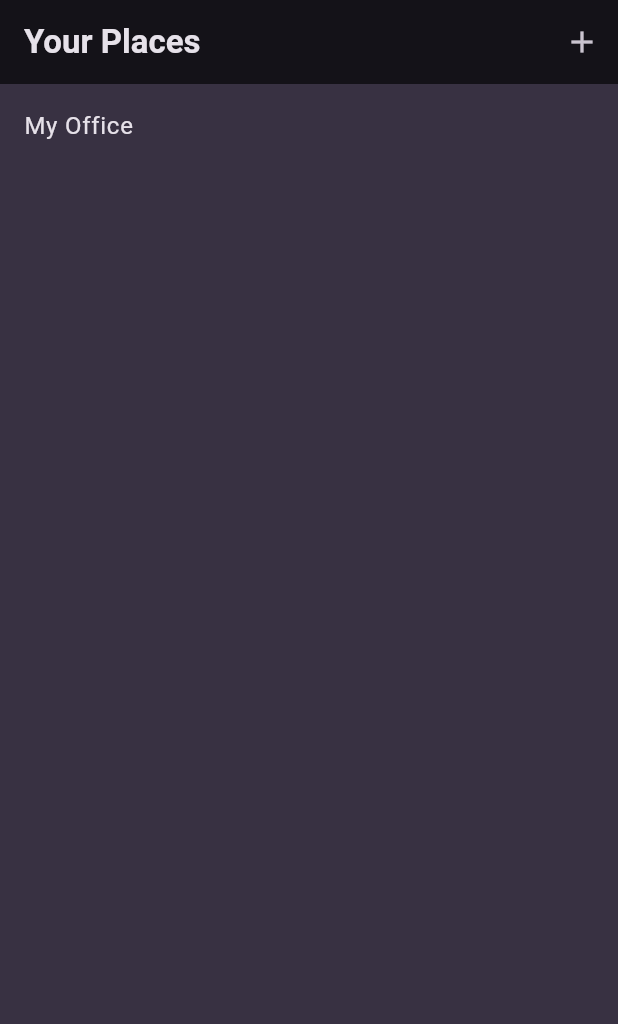
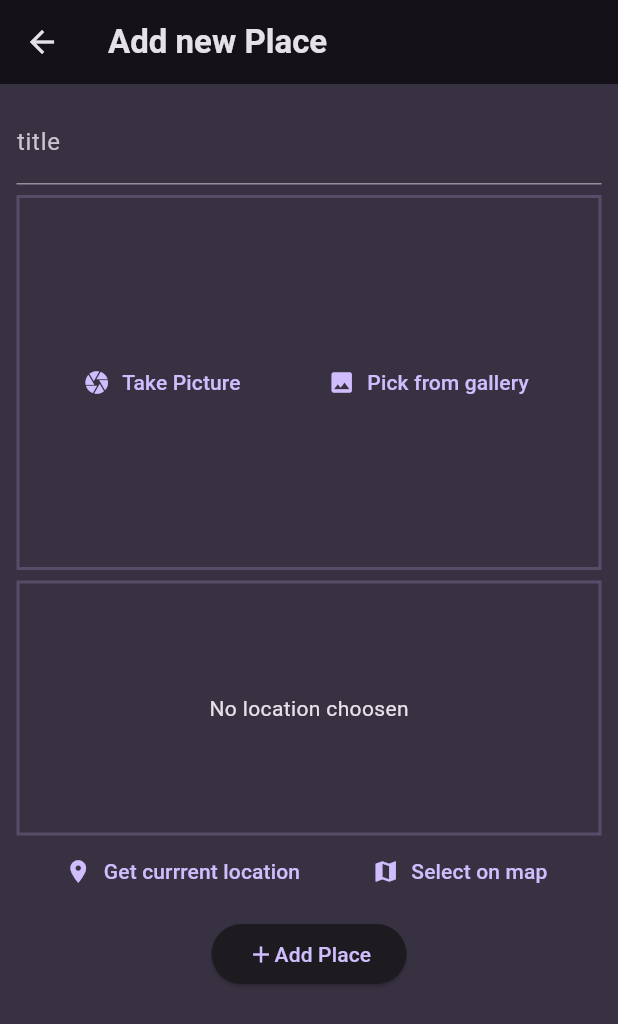
Before and after one commit to sarundevops07/favorite_place_app, a Flutter app: the YourPlaceScreen screen opened directly, after a tap on the "add" icon, on a phone screen of 412 x 824 dp. Shown: the top 1024 px of the screen. Run offline on Flutter 3.47's test engine with Material 3 defaults, Android fonts, the phone set to English and light mode, and no system bars; our stand-ins replace flutter_riverpod, google_fonts, google_maps_flutter, image_picker, location; network calls fail.

Commit message:
image picker and google maps completed

```diff
--- /dev/null
+++ b/lib/const/const.dart
@@ -0,0 +1,3 @@
+const googleMapApiKey = 'AIzaSyBEx8nQYHTZQNSNSnVy598Ri2p1O-gIfnY';
+const googleMapBaseUrl =
+    'https://maps.googleapis.com/maps/api/geocode/json?latlng=';
--- /dev/null
+++ b/lib/models/place.dart
@@ -0,0 +1,30 @@
+// ignore_for_file: public_member_api_docs, sort_constructors_first
+import 'dart:io';
+
+import 'package:uuid/uuid.dart';
+
+final uuid = const Uuid().v4();
+
+class PlaceLocation {
+  final double latitude;
+  final double longitude;
+  final String address;
+  const PlaceLocation({
+    required this.latitude,
+    required this.longitude,
+    required this.address,
+  });
+}
+
+class PlaceModel {
+  final String id;
+  final String title;
+  final File image;
+  final PlaceLocation location;
+
+  PlaceModel({
+    required this.title,
+    required this.image,
+    required this.location,
+  }) : id = uuid;
+}
--- /dev/null
+++ b/lib/presentation/screeen/add_new_place_screen.dart
@@ -0,0 +1,89 @@
+import 'dart:io';
+
+import 'package:favorite_place_app/models/place.dart';
+import 'package:favorite_place_app/presentation/widgets/image_input.dart';
+import 'package:favorite_place_app/presentation/widgets/location_input.dart';
+import 'package:favorite_place_app/provider/places.dart';
+import 'package:flutter_riverpod/flutter_riverpod.dart';
+import 'package:flutter/material.dart';
+
+class AddNewPlaceScreen extends ConsumerStatefulWidget {
+  const AddNewPlaceScreen({super.key});
+
+  @override
+  ConsumerState<AddNewPlaceScreen> createState() => _AddNewPlaceScreenState();
+}
+
+class _AddNewPlaceScreenState extends ConsumerState<AddNewPlaceScreen> {
+  final _titleController = TextEditingController();
+  File? _selectedImage;
+  PlaceLocation? _selectedLocation;
+
+  void _addPlace(String title) {
+    if (title.isNotEmpty ||
+        _selectedImage != null ||
+        _selectedLocation != null) {
+      ref.read(
+        placeProvider.notifier.select(
+          (value) => value.addPlace(title, _selectedImage!, _selectedLocation!),
+        ),
+      );
+      Navigator.pop(context);
+    }
+  }
+
+  @override
+  Widget build(BuildContext context) {
+    return Scaffold(
+      appBar: AppBar(
+        title: const Text('Add new Place'),
+      ),
+      body: Padding(
+        padding: const EdgeInsets.all(11.0),
+        child: SingleChildScrollView(
+          child: Column(
+            children: [
+              TextField(
+                controller: _titleController,
+                style: const TextStyle(color: Colors.white),
+                decoration: const InputDecoration(
+                  label: Text('title'),
+                ),
+              ),
+              const SizedBox(height: 7),
+              ImageInput(onPickedImage: (image) {
+                _selectedImage = image;
+              }),
+              const SizedBox(height: 7),
+              LocationInput(onPickedLocation: (location) {
+                _selectedLocation = location;
+              }),
+              const SizedBox(height: 7),
+              SizedBox(
+                width: 130,
+                child: ElevatedButton(
+                  onPressed: () {
+                    _addPlace(_titleController.text);
+                  },
+                  child: const Row(
+                    mainAxisAlignment: MainAxisAlignment.spaceBetween,
+                    children: [
+                      Icon(Icons.add),
+                      Text('Add Place'),
+                    ],
+                  ),
+                ),
+              ),
+            ],
+          ),
+        ),
+      ),
+    );
+  }
+
+  @override
+  void dispose() {
+    _titleController.dispose();
+    super.dispose();
+  }
+}
--- a/lib/presentation/screeen/your_place_screen.dart
+++ b/lib/presentation/screeen/your_place_screen.dart
@@ -1,27 +1,34 @@
+import 'package:favorite_place_app/presentation/widgets/places_list.dart';
+import 'package:favorite_place_app/provider/places.dart';
 import 'package:flutter/material.dart';
+import 'package:flutter_riverpod/flutter_riverpod.dart';
 
-class YourPlaceScreen extends StatelessWidget {
+class YourPlaceScreen extends ConsumerWidget {
   const YourPlaceScreen({super.key});
 
   @override
-  Widget build(BuildContext context) {
+  Widget build(BuildContext context, WidgetRef ref) {
+    final places = ref.watch(placeProvider);
     return Scaffold(
       appBar: AppBar(
         title: const Text('Your Places'),
         actions: [
           IconButton(
-            onPressed: () {},
+            onPressed: () {
+              Navigator.pushNamed(context, "AddNewPlaceScreen");
+            },
             icon: const Icon(Icons.add),
           ),
         ],
       ),
-      body: ListView(
-        children: const [
-          ListTile(
-            title: Text('My Office'),
-          )
-        ],
-      ),
+      body: places.isEmpty
+          ? Center(
+              child: Text(
+                'No favorite places added',
+                style: Theme.of(context).textTheme.titleMedium,
+              ),
+            )
+          : PlacesList(places: places),
     );
   }
 }
--- /dev/null
+++ b/lib/presentation/widgets/image_input.dart
@@ -0,0 +1,87 @@
+import 'dart:io';
+import 'package:flutter/material.dart';
+import 'package:image_picker/image_picker.dart';
+
+class ImageInput extends StatefulWidget {
+  const ImageInput({
+    Key? key,
+    required this.onPickedImage,
+  }) : super(key: key);
+  final void Function(File) onPickedImage;
+
+  @override
+  State<ImageInput> createState() => _ImageInputState();
+}
+
+class _ImageInputState extends State<ImageInput> {
+  File? _selectedImage;
+
+  void _takePicture() async {
+    final imagePicker = ImagePicker();
+    final pickedImage = await imagePicker.pickImage(
+      source: ImageSource.camera,
+    );
+    if (pickedImage == null) {
+      return;
+    }
+    setState(() {
+      _selectedImage = File(pickedImage.path);
+    });
+    widget.onPickedImage(_selectedImage!);
+  }
+
+  void _pickFromGallery() async {
+    final imagePicker = ImagePicker();
+    final pickedImage = await imagePicker.pickImage(
+      source: ImageSource.gallery,
+    );
+    if (pickedImage == null) {
+      return;
+    }
+    setState(() {
+      _selectedImage = File(pickedImage.path);
+    });
+    widget.onPickedImage(_selectedImage!);
+  }
+
+  @override
+  Widget build(BuildContext context) {
+    Widget content = Row(
+      mainAxisAlignment: MainAxisAlignment.spaceEvenly,
+      children: [
+        TextButton.icon(
+          onPressed: _takePicture,
+          icon: const Icon(Icons.camera),
+          label: const Text('Take Picture'),
+        ),
+        TextButton.icon(
+          onPressed: _pickFromGallery,
+          icon: const Icon(Icons.photo),
+          label: const Text('Pick from gallery'),
+        ),
+      ],
+    );
+    if (_selectedImage != null) {
+      content = GestureDetector(
+        onTap: _takePicture,
+        child: Image.file(
+          _selectedImage!,
+          fit: BoxFit.cover,
+          width: double.infinity,
+          height: double.infinity,
+        ),
+      );
+    }
+    return Container(
+        decoration: BoxDecoration(
+          border: Border.all(
+            width: 2,
+            color: Theme.of(context).colorScheme.primary.withOpacity(0.2),
+          ),
+        ),
+        height: 250,
+        width: double.infinity,
+        alignment: Alignment.center,
+        child: content);
+  }
+}
--- /dev/null
+++ b/lib/presentation/widgets/location_input.dart
@@ -0,0 +1,152 @@
+import 'dart:convert';
+import 'package:favorite_place_app/const/const.dart';
+import 'package:favorite_place_app/models/place.dart';
+import 'package:favorite_place_app/presentation/screeen/map_screen.dart';
+import 'package:flutter/material.dart';
+import 'package:google_maps_flutter/google_maps_flutter.dart';
+import 'package:location/location.dart';
+import 'package:http/http.dart' as http;
+
+class LocationInput extends StatefulWidget {
+  const LocationInput({
+    super.key,
+    required this.onPickedLocation,
+  });
+  final void Function(PlaceLocation) onPickedLocation;
+  @override
+  State<LocationInput> createState() => _LocationInputState();
+}
+
+class _LocationInputState extends State<LocationInput> {
+  PlaceLocation? _pickedLocation;
+  bool _isGettingLocation = false;
+
+  String get locationImage {
+    if (_pickedLocation == null) {
+      return '';
+    }
+    final lat = _pickedLocation!.latitude;
+    final log = _pickedLocation!.longitude;
+    return 'https://maps.googleapis.com/maps/api/staticmap?center=$lat,$log=&zoom=13&size=600x300&maptype=roadmap&markers=color:red%7Clabel:A%7C$lat,$log&key=$googleMapApiKey';
+  }
+
+  Future<void> _savePlace(double lat, double log) async {
+    final url = Uri.parse(
+      '$googleMapBaseUrl$lat,$log&key=$googleMapApiKey',
+    );
+
+    final response = await http.get(url);
+    final resData = json.decode(response.body);
+    final address = resData['results'][0]['formatted_address'];
+
+    setState(() {
+      _pickedLocation = PlaceLocation(
+        latitude: lat,
+        longitude: log,
+        address: address,
+      );
+      _isGettingLocation = false;
+    });
+    widget.onPickedLocation(_pickedLocation!);
+  }
+
+  void _getCurrentLocation() async {
+    final location = Location();
+    bool serviceEnabled;
+    PermissionStatus permissionGranted;
+    LocationData _locationData;
+
+    serviceEnabled = await location.serviceEnabled();
+    if (!serviceEnabled) {
+      serviceEnabled = await location.requestService();
+      if (!serviceEnabled) {
+        return;
+      }
+    }
+
+    permissionGranted = await location.hasPermission();
+
+    if (permissionGranted == PermissionStatus.denied) {
+      permissionGranted = await location.requestPermission();
+
+      if (permissionGranted != PermissionStatus.granted) {
+        return;
+      }
+    }
+    setState(() {
+      _isGettingLocation = true;
+    });
+    _locationData = await location.getLocation();
+    final lat = _locationData.latitude;
+    final log = _locationData.longitude;
+    if (lat == null || log == null) {
+      return;
+    }
+    _savePlace(lat, log);
+  }
+
+  void _selectOnMap() async {
+    final pickedLocation = await Navigator.push<LatLng>(
+      context,
+      MaterialPageRoute(
+        builder: (ctx) => const MapScreen(),
+      ),
+    );
+    if (pickedLocation == null) {
+      return;
+    }
+    _savePlace(pickedLocation.latitude, pickedLocation.longitude);
+  }
+
+  @override
+  Widget build(BuildContext context) {
+    Widget previewContent = Text(
+      'No location choosen',
+      style: Theme.of(context)
+          .textTheme
+          .bodyMedium!
+          .copyWith(color: Theme.of(context).colorScheme.onBackground),
+    );
+    if (_pickedLocation != null) {
+      previewContent = Image.network(
+        locationImage,
+        fit: BoxFit.cover,
+        height: double.infinity,
+        width: double.infinity,
+      );
+    }
+    if (_isGettingLocation) {
+      previewContent = const CircularProgressIndicator();
+    }
+    return Column(
+      children: [
+        Container(
+            height: 170,
+            width: double.infinity,
+            alignment: Alignment.center,
+            decoration: BoxDecoration(
+              border: Border.all(
+                width: 2,
+                color: Theme.of(context).colorScheme.primary.withOpacity(0.2),
+              ),
+            ),
+            child: previewContent),
+        Row(
+          mainAxisAlignment: MainAxisAlignment.spaceEvenly,
+          children: [
+            TextButton.icon(
+              onPressed: _getCurrentLocation,
+              icon: const Icon(Icons.location_on),
+              label: const Text('Get currrent location'),
+            ),
+            TextButton.icon(
+              onPressed: _selectOnMap,
+              icon: const Icon(Icons.map),
+              label: const Text('Select on map'),
+            )
+          ],
+        )
+      ],
+    );
+  }
+}
--- /dev/null
+++ b/lib/provider/places.dart
@@ -0,0 +1,19 @@
+import 'dart:io';
+
+import 'package:favorite_place_app/models/place.dart';
+import 'package:flutter_riverpod/flutter_riverpod.dart';
+
+class FavoriteNotifier extends StateNotifier<List<PlaceModel>> {
+  FavoriteNotifier() : super([]);
+
+  void addPlace(String title, File image, PlaceLocation location) {
+    if (title.isEmpty || title.trim().length <= 1 || title.trim().length > 50) {
+      return;
+    }
+    final newPlace = PlaceModel(title: title, image: image, location: location);
+    state = [...state, newPlace];
+  }
+}
+
+final placeProvider = StateNotifierProvider<FavoriteNotifier, List<PlaceModel>>(
+    (ref) => FavoriteNotifier());
--- a/pubspec.yaml
+++ b/pubspec.yaml
@@ -36,6 +36,12 @@ dependencies:
   # Use with the CupertinoIcons class for iOS style icons.
   cupertino_icons: ^1.0.2
   google_fonts: ^6.1.0
+  flutter_riverpod: ^2.4.9
+  uuid: ^4.2.1
+  image_picker: ^1.0.4
+  location: ^5.0.3
+  http: ^1.1.2
+  google_maps_flutter: ^2.5.0
 
 dev_dependencies:
   flutter_test:
```
Also changed, not shown: lib/main.dart (+12 -5 lines), lib/presentation/screeen/map_screen.dart (added, +68 -0 lines), lib/presentation/screeen/your_place_details_screen.dart (added, +80 -0 lines), lib/presentation/widgets/places_list.dart (added, +52 -0 lines), pubspec.lock, 8 other files.
